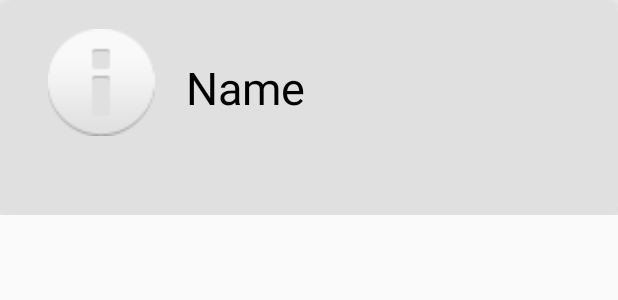
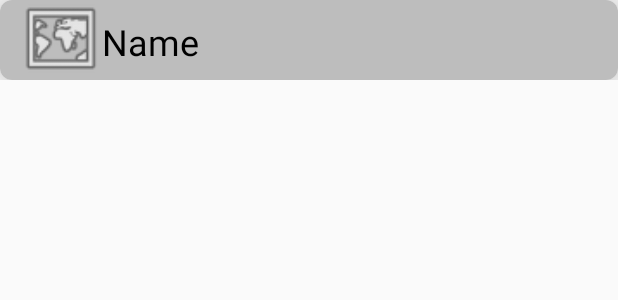
Before and after one commit to mariamgh1/Finalprojectmariam, an Android app: the layout place_item.xml on its own in the app's theme, with its tools: preview values and no code run, on a phone screen of 412 x 824 dp. Shown: the top 300 px of the screen. Run offline under Robolectric (Android 15) with nearby library versions, the phone set to English and light mode, and no system bars; Roboto replaces fonts that are not available here.

```diff
--- a/app/src/main/AndroidManifest.xml
+++ b/app/src/main/AndroidManifest.xml
@@ -1,13 +1,19 @@
 <?xml version="1.0" encoding="utf-8"?>
 <manifest xmlns:android="http://schemas.android.com/apk/res/android"
     package="ghadban.mariam.finalprojectmariam">
+
+
     <!--
          The ACCESS_COARSE/FINE_LOCATION permissions are not required to use
          Google Maps Android API v2, but you must specify either coarse or fine
          location permissions for the "MyLocation" functionality.
     -->
+
     <uses-permission android:name="android.permission.ACCESS_FINE_LOCATION" />
+    <uses-permission android:name="android.permission.INTERNET"/>
     <uses-permission android:name="android.permission.READ_EXTERNAL_STORAGE"/>
+    <uses-permission android:name="android.permission.ACCESS_COARSE_LOCATION" />
+    <uses-permission android:name="android.permission.ACCESS_BACKGROUND_LOCATION" />
 
     <application
         android:allowBackup="true"
--- a/app/src/main/res/layout/activity_add.xml
+++ b/app/src/main/res/layout/activity_add.xml
@@ -15,11 +15,13 @@
     android:layout_width="match_parent"
     android:layout_height="match_parent"
     android:orientation="vertical">
+
     <ImageView
         android:id="@+id/Addimg"
         android:layout_width="match_parent"
         android:layout_height="184dp"
-       android:src="@mipmap/ic_launcher"/>
+        android:src="@mipmap/ic_launcher"
+        tools:srcCompat="@android:drawable/ic_menu_add" />
 
     <com.google.android.material.textfield.TextInputLayout
         android:layout_width="match_parent"
--- a/app/src/main/res/layout/place_item.xml
+++ b/app/src/main/res/layout/place_item.xml
@@ -1,6 +1,7 @@
 <?xml version="1.0" encoding="utf-8"?>
 <LinearLayout xmlns:android="http://schemas.android.com/apk/res/android"
     xmlns:app="http://schemas.android.com/apk/res-auto"
+    xmlns:tools="http://schemas.android.com/tools"
     android:layout_width="match_parent"
     android:layout_height="wrap_content"
     android:orientation="vertical">
@@ -14,19 +15,20 @@
         <RelativeLayout
             android:id="@+id/relout"
             android:layout_width="match_parent"
-            android:layout_height="143dp"
-            android:background="#E0E0E0">
+            android:layout_height="match_parent"
+            android:background="#BDBDBD">
+
 
             <TextView
                 android:id="@+id/itmname"
-                android:layout_width="200dp"
-                android:layout_height="39dp"
+                android:layout_width="107dp"
+                android:layout_height="wrap_content"
                 android:layout_alignParentStart="true"
                 android:layout_alignParentLeft="true"
                 android:layout_alignParentTop="true"
-                android:layout_marginStart="124dp"
-                android:layout_marginLeft="124dp"
-                android:layout_marginTop="38dp"
+                android:layout_marginStart="68dp"
+                android:layout_marginLeft="68dp"
+                android:layout_marginTop="11dp"
                 android:fontFamily="@font/vidaloka"
                 android:password="false"
                 android:text="Name"
@@ -34,20 +36,20 @@
                 android:textAllCaps="false"
                 android:textAppearance="@style/TextAppearance.AppCompat.Body1"
                 android:textColor="#000000"
-                android:textSize="30sp" />
-
+                android:textSize="24sp" />
 
             <ImageView
                 android:id="@+id/itmimg"
-                android:layout_width="89dp"
-                android:layout_height="71dp"
+                android:layout_width="79dp"
+                android:layout_height="55dp"
                 android:layout_alignParentTop="true"
                 android:layout_alignParentEnd="true"
                 android:layout_alignParentRight="true"
-                android:layout_marginTop="19dp"
-                android:layout_marginEnd="300dp"
-                android:layout_marginRight="300dp"
-                app:srcCompat="@android:drawable/ic_dialog_info" />
+                android:layout_marginTop="-2dp"
+                android:layout_marginEnd="332dp"
+                android:layout_marginRight="332dp"
+                app:srcCompat="@android:drawable/ic_dialog_info"
+                tools:srcCompat="@android:drawable/ic_menu_mapmode" />
         </RelativeLayout>
     </androidx.cardview.widget.CardView>
 </LinearLayout>
```
Also changed, not shown: app/src/main/java/ghadban/mariam/finalprojectmariam/Data/Place.java (+18 -7 lines), app/src/main/java/ghadban/mariam/finalprojectmariam/MyUl/AddPlaceActivity.java (+14 -1 lines), app/src/main/java/ghadban/mariam/finalprojectmariam/MyUl/MapActivity.java (+83 -8 lines).
